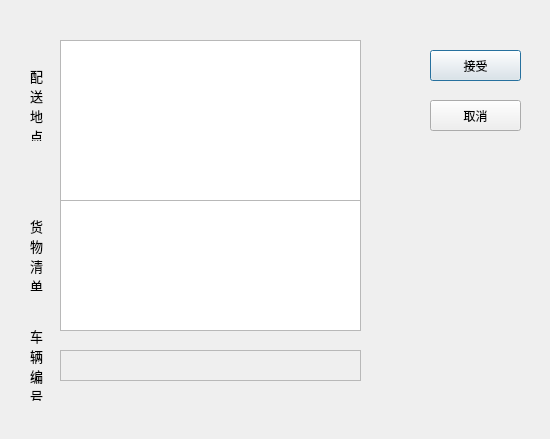
SJunTer/QExpress, file client/taskdlg.ui: the form before one commit.
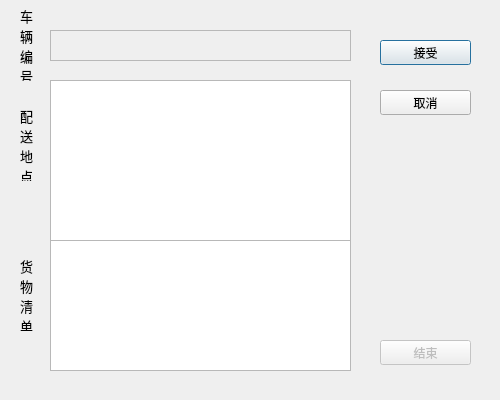
The form after the commit.

Diff of the .ui file:
```diff
--- a/client/taskdlg.ui
+++ b/client/taskdlg.ui
@@ -6,20 +6,32 @@
    <rect>
     <x>0</x>
     <y>0</y>
-    <width>550</width>
-    <height>439</height>
+    <width>500</width>
+    <height>400</height>
    </rect>
   </property>
+  <property name="minimumSize">
+   <size>
+    <width>500</width>
+    <height>400</height>
+   </size>
+  </property>
+  <property name="maximumSize">
+   <size>
+    <width>500</width>
+    <height>400</height>
+   </size>
+  </property>
   <property name="windowTitle">
    <string>Dialog</string>
   </property>
   <widget class="QPushButton" name="acptBtn">
    <property name="geometry">
     <rect>
-     <x>430</x>
-     <y>50</y>
+     <x>380</x>
+     <y>40</y>
      <width>91</width>
-     <height>31</height>
+     <height>25</height>
     </rect>
    </property>
    <property name="text">
@@ -32,10 +44,10 @@
   <widget class="QPushButton" name="cancelBtn">
    <property name="geometry">
     <rect>
-     <x>430</x>
-     <y>100</y>
+     <x>380</x>
+     <y>90</y>
      <width>91</width>
-     <height>31</height>
+     <height>25</height>
     </rect>
    </property>
    <property name="text">
@@ -45,8 +57,8 @@
   <widget class="QLabel" name="label">
    <property name="geometry">
     <rect>
-     <x>30</x>
-     <y>70</y>
+     <x>20</x>
+     <y>110</y>
      <width>20</width>
      <height>71</height>
     </rect>
@@ -72,8 +84,8 @@
   <widget class="QLabel" name="label_2">
    <property name="geometry">
     <rect>
-     <x>30</x>
-     <y>220</y>
+     <x>20</x>
+     <y>260</y>
      <width>16</width>
      <height>71</height>
     </rect>
@@ -99,8 +111,8 @@
   <widget class="QLabel" name="truckLabel">
    <property name="geometry">
     <rect>
-     <x>60</x>
-     <y>350</y>
+     <x>50</x>
+     <y>30</y>
      <width>301</width>
      <height>31</height>
     </rect>
@@ -120,24 +132,11 @@
     <string/>
    </property>
   </widget>
-  <widget class="QLabel" name="label_4">
-   <property name="geometry">
-    <rect>
-     <x>410</x>
-     <y>80</y>
-     <width>101</width>
-     <height>21</height>
-    </rect>
-   </property>
-   <property name="text">
-    <string/>
-   </property>
-  </widget>
   <widget class="QListWidget" name="placeListWidget">
    <property name="geometry">
     <rect>
-     <x>60</x>
-     <y>40</y>
+     <x>50</x>
+     <y>80</y>
      <width>301</width>
      <height>161</height>
     </rect>
@@ -146,8 +145,8 @@
   <widget class="QListWidget" name="cargoListWidget">
    <property name="geometry">
     <rect>
-     <x>60</x>
-     <y>200</y>
+     <x>50</x>
+     <y>240</y>
      <width>301</width>
      <height>131</height>
     </rect>
@@ -156,8 +155,8 @@
   <widget class="QLabel" name="label_3">
    <property name="geometry">
     <rect>
-     <x>30</x>
-     <y>330</y>
+     <x>20</x>
+     <y>10</y>
      <width>16</width>
      <height>71</height>
     </rect>
@@ -174,6 +173,22 @@
     <bool>true</bool>
    </property>
   </widget>
+  <widget class="QPushButton" name="endBtn">
+   <property name="enabled">
+    <bool>false</bool>
+   </property>
+   <property name="geometry">
+    <rect>
+     <x>380</x>
+     <y>340</y>
+     <width>91</width>
+     <height>25</height>
+    </rect>
+   </property>
+   <property name="text">
+    <string>结束</string>
+   </property>
+  </widget>
  </widget>
  <resources/>
  <connections>
```
